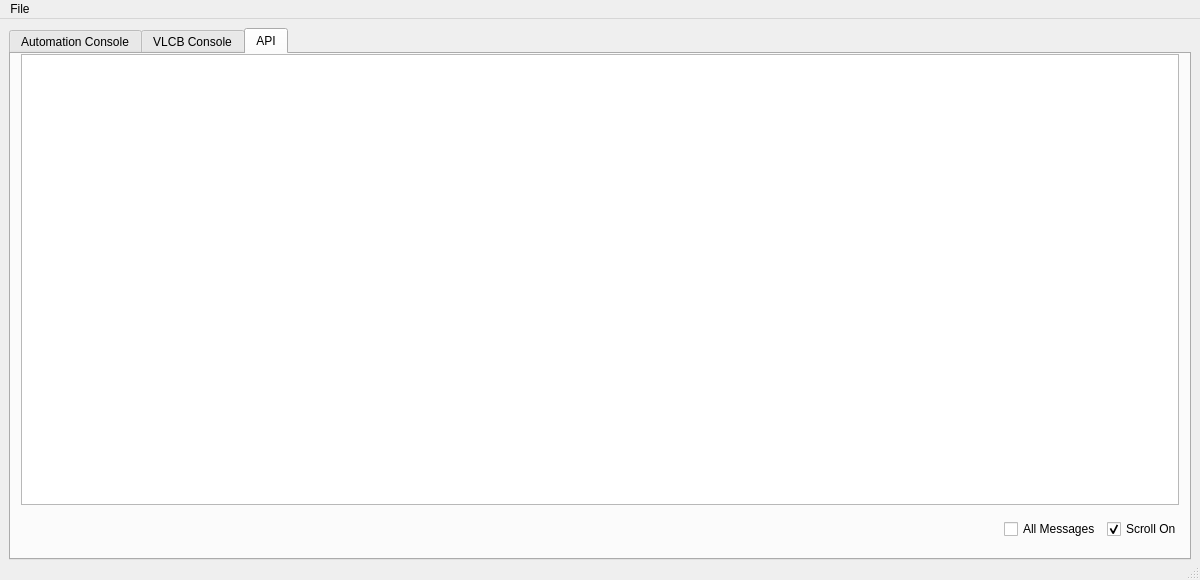
penguintutor/pisignalbox, file guiclient/console/console.ui: the form before one commit.
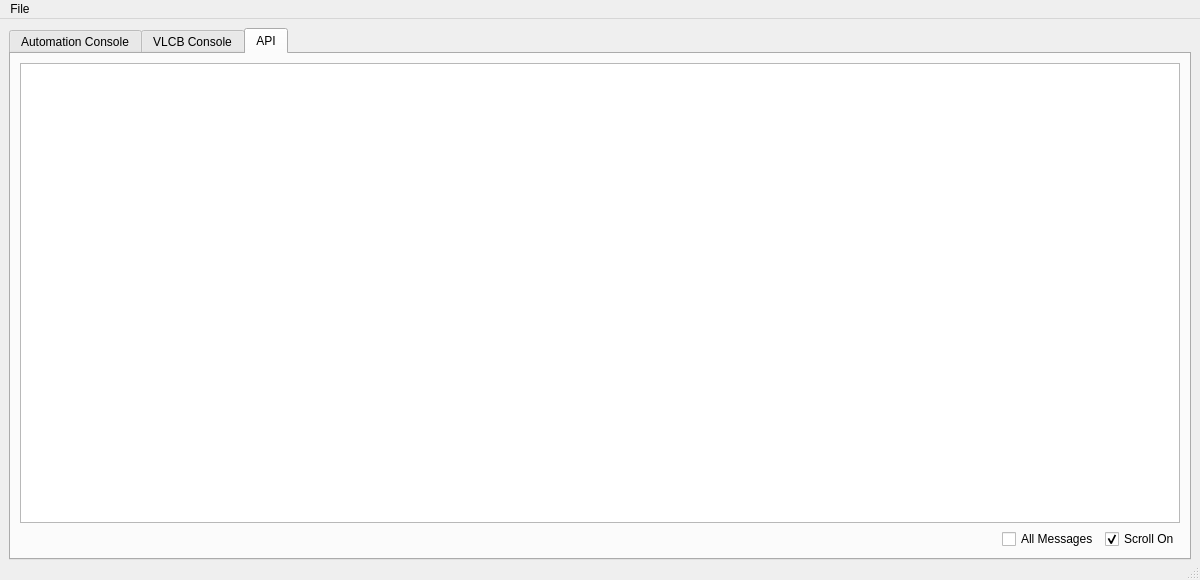
The form after the commit. The open tabs and pages were chosen to show the change.

Commit message: Update api console view

Diff of the .ui file:
```diff
--- a/guiclient/console/console.ui
+++ b/guiclient/console/console.ui
@@ -236,15 +236,9 @@
        <attribute name="title">
         <string>API</string>
        </attribute>
+       <layout class="QVBoxLayout" name="verticalLayout_6">
+        <item>
        <widget class="QTableView" name="apiTableView">
-        <property name="geometry">
-         <rect>
-          <x>10</x>
-          <y>0</y>
-          <width>1158</width>
-          <height>451</height>
-         </rect>
-        </property>
         <property name="alternatingRowColors">
          <bool>true</bool>
         </property>
@@ -255,15 +249,8 @@
          <bool>true</bool>
         </attribute>
        </widget>
-       <widget class="QWidget" name="horizontalLayoutWidget">
-        <property name="geometry">
-         <rect>
-          <x>10</x>
-          <y>460</y>
-          <width>1161</width>
-          <height>31</height>
-         </rect>
-        </property>
+        </item>
+        <item>
         <layout class="QHBoxLayout" name="horizontalLayout_4">
          <item>
           <spacer name="horizontalSpacer_3">
@@ -299,7 +286,8 @@
           </widget>
          </item>
         </layout>
-       </widget>
+        </item>
+       </layout>
       </widget>
      </widget>
     </item>
```
Left out of the diff: 2 changed lines with no effect on the pictures. Lines whose indentation alone changed are shown as unchanged.
